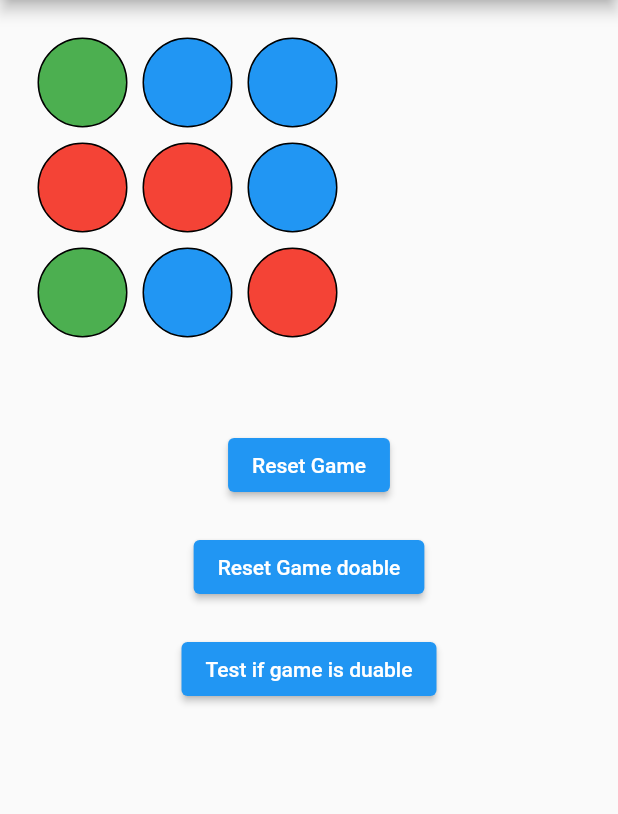
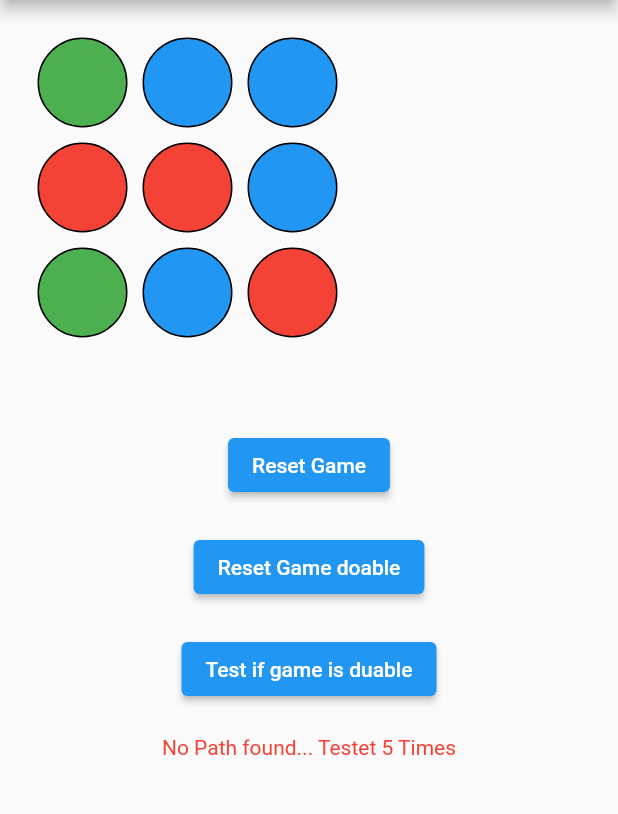
Before and after one commit to Andi7945/Code_SE01, a Flutter app: the LightsOutAdvanced screen opened by its route, after a tap on "Test if game is duable", on a phone screen of 412 x 824 dp, the part 84-898 px from its top. Run offline on Flutter 3.47's test engine with Material 2 defaults, Android fonts, the light colour scheme and no system bars.

Commit message:
Implemented different game modes

```diff
--- a/lib/games/LightsOutAdvanced.dart
+++ b/lib/games/LightsOutAdvanced.dart
@@ -1,5 +1,3 @@
-import 'dart:core';
-import 'dart:core';
 import 'dart:core';
 import 'dart:math';
 
@@ -7,7 +5,11 @@ import 'package:flutter/material.dart';
 
 
 class LightsOutAdvanced extends StatefulWidget {
-  const LightsOutAdvanced({Key? key}) : super(key: key);
+  LightsOutAdvanced({Key? key, required this.colorMap, required this.grid_x, required this.grid_Y}) : super(key: key);
+  late final Map<int, Color> colorMap;
+  late final int grid_x;
+  late final int grid_Y;
+
 
   @override
   LightsOutAdvancedState createState() => LightsOutAdvancedState();
@@ -15,17 +17,10 @@ class LightsOutAdvanced extends StatefulWidget {
 
 class LightsOutAdvancedState extends State<LightsOutAdvanced> {
 
-  final Map<int, Color> colorMap = {
-    0 : Colors.red,
-    1 : Colors.green,
-    2 : Colors.blue,
-  };
-
-  int grit_x = 3;
-  int grid_Y = 3;
 
   List<List<int>> lights = [];
   String msg = "";
+  String msg2 = "";
   int counter = 0;
 
   //first: interation //second: x && y
@@ -69,6 +64,7 @@ class LightsOutAdvancedState extends State<LightsOutAdvanced> {
                               counter++;
                               lights = tabOnOneLight(lightsY: lights, firstDigit: firstDigit, secondDigit: secondDigit);
                               checkIfUserWonTheGame(lights: lights);
+                              msg2 = "";
                               setState(() {});
                             },
                             child: Padding(
@@ -78,7 +74,7 @@ class LightsOutAdvancedState extends State<LightsOutAdvanced> {
                                 height: 60,
                                 width: 60,
                                 decoration: BoxDecoration(
-                                  color: colorMap[lights[firstDigit][secondDigit]],
+                                  color: widget.colorMap[lights[firstDigit][secondDigit]],
                                   border: Border.all(
                                       color: isWinnterPath(count: counter, x: firstDigit, y: secondDigit) ? Colors.yellow : Colors.black ,
                                       width: isWinnterPath(count: counter, x: firstDigit, y: secondDigit) ? 6 : 1),
@@ -109,7 +105,7 @@ class LightsOutAdvancedState extends State<LightsOutAdvanced> {
               const SizedBox(height: 20,),
               ElevatedButton(onPressed: (){
                 setState(() {
-                  resetLightsDoable(level: 3);
+                  resetLightsDoable(level: 5);
                   winnerPath = [];
                   counter = 0;
                   msg = "";
@@ -120,13 +116,14 @@ class LightsOutAdvancedState extends State<LightsOutAdvanced> {
               ElevatedButton(onPressed: (){
                 setState(() {
                   counter = 0;
-                  winnerPath = testIfDoable(depth: 6, lightsX: lights);
+                  winnerPath = testIfDoable(depth: 5, lightsX: lights);
                   msg = "";
                 });
 
               }, child: const Text("Test if game is duable")),
 
               const SizedBox(height: 20,),
+              Text(msg2, style: const TextStyle(color: Colors.red),),
             ],
           ),
         )
@@ -144,6 +141,7 @@ class LightsOutAdvancedState extends State<LightsOutAdvanced> {
 
   //z   ligts array
   List<Coordinates> testIfDoable({required int depth, required List<List<int>> lightsX}){
+    msg2 = "";
     //remove connection from lights -> deep copy
     List<List<int>> deepLights = [];
     for (var element in lightsX) {
@@ -231,7 +229,6 @@ class LightsOutAdvancedState extends State<LightsOutAdvanced> {
                   secondDigit: y));
             }
             if(checkIfUserWonTheGame(lights: resultImageArray.last)){
-              print("in #######################");
               List<Coordinates> retValue = [Coordinates(clicked_x: x, clicked_y: y)];
               int bevorImagePos = sqer;
               for(; z > 1;z--){
@@ -239,14 +236,13 @@ class LightsOutAdvancedState extends State<LightsOutAdvanced> {
                 List<int> xyLoop = getPositionFromPos(actNumber: bevorImagePos, imageArrayLength: arrayLength);
                 retValue.add(Coordinates(clicked_x: xyLoop[0], clicked_y: xyLoop[1]));
               }
-              print("out #######################");
               return retValue;
             }
          }
           }
         }
       }
-
+    msg2 = "No Path found... Testet " + depth.toString() +" Times";
     return [];
   }
 
@@ -254,7 +250,7 @@ class LightsOutAdvancedState extends State<LightsOutAdvanced> {
   void resetLightsDoable({required level}){
     Random b = Random();
     final int c =  b.nextInt(3);
-    lights = List.generate(grit_x, (index) => List.generate(grid_Y, (index) => c));
+    lights = List.generate(widget.grid_x, (index) => List.generate(widget.grid_Y, (index) => c));
     for(int x = 0; x < level; x++){
       Random r = Random();
       lights = tabOnOneLightBackwards(lights: lights, firstDigit: r.nextInt(lights.length), secondDigit: r.nextInt(lights.first.length));
@@ -263,18 +259,18 @@ class LightsOutAdvancedState extends State<LightsOutAdvanced> {
 
   void resetLights(){
     Random r = Random();
-    lights = List.generate(grit_x, (index) => List.generate(grid_Y, (index) => r.nextInt(3)));
+    lights = List.generate(widget.grid_x, (index) => List.generate(widget.grid_Y, (index) => r.nextInt(widget.colorMap.length)));
   }
 
   int incrementColor({required int actColor}){
     int returnValue = actColor + 1;
-    if(returnValue > 2) returnValue = 0;
+    if(returnValue > (widget.colorMap.length-1)) returnValue = 0;
     return returnValue;
   }
 
   int decrementColor({required int actColor}){
     int returnValue = actColor - 1;
-    if(returnValue < 0) returnValue = 2;
+    if(returnValue < 0) returnValue = widget.colorMap.length-1;
     return returnValue;
   }
 
```
Also changed, not shown: lib/main.dart (+70 -3 lines).
